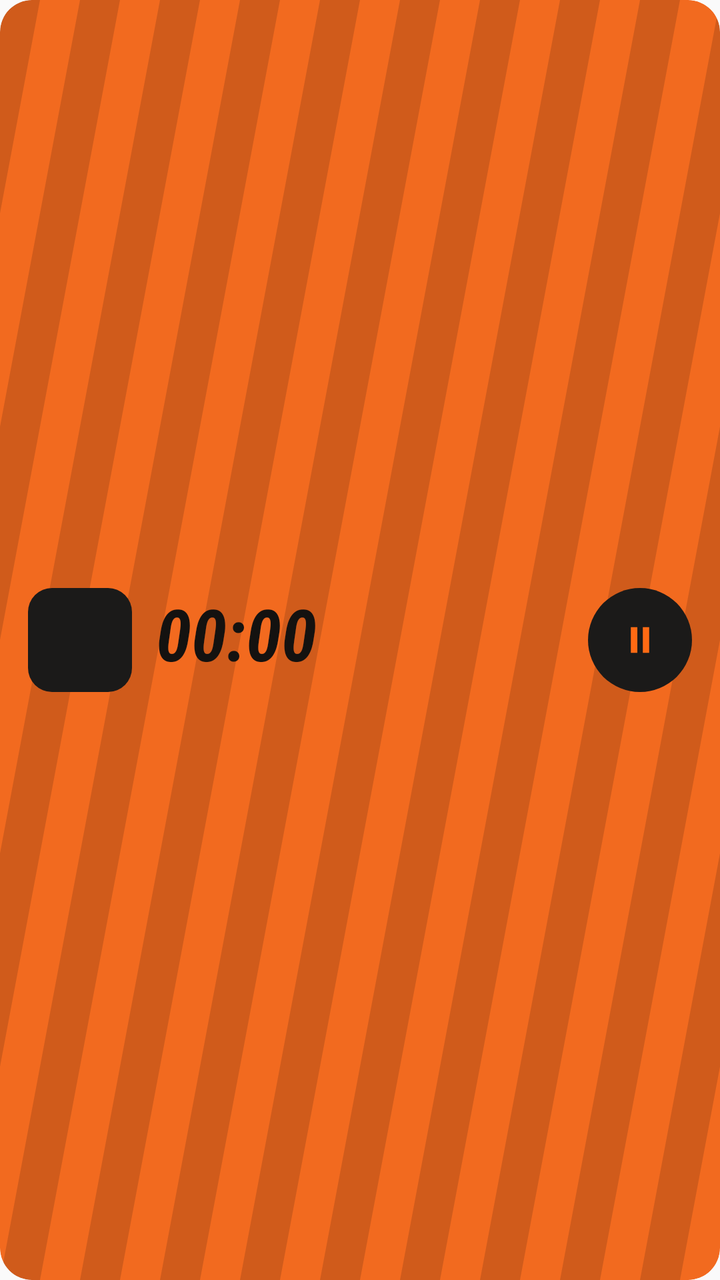
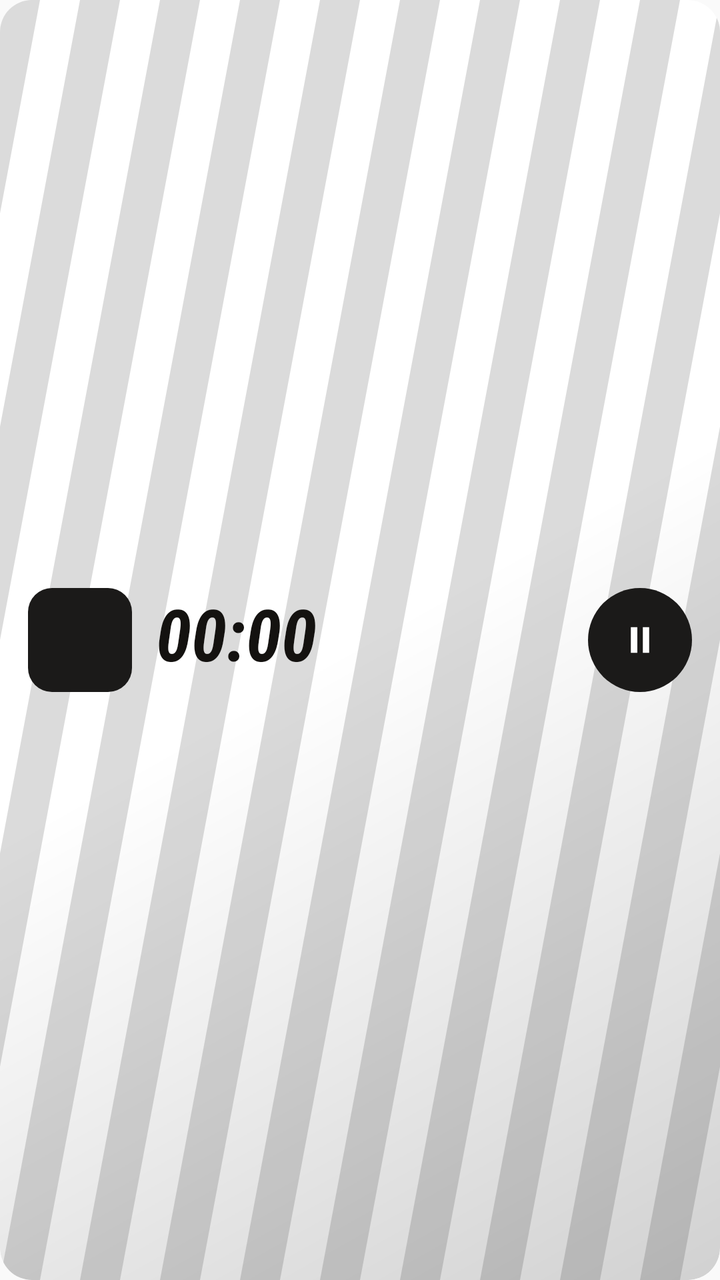

The first picture is an Android layout as it rendered before a commit; the second is the same layout after the commit. The layout source and the unified diff follow.
<!-- AndroidManifest.xml: application theme AppTheme -->
<!-- res/layout/notif_workout.xml -->
<?xml version="1.0" encoding="utf-8"?>
<FrameLayout xmlns:android="http://schemas.android.com/apk/res/android"
    android:id="@+id/nw_card"
    android:layout_width="match_parent"
    android:layout_height="108dp"
    android:background="@drawable/notif_card"
    android:clipToOutline="true">

    
    <ProgressBar
        android:id="@+id/nw_stripes"
        android:layout_width="match_parent"
        android:layout_height="match_parent"
        android:indeterminate="true"
        android:indeterminateOnly="false"
        android:indeterminateDrawable="@drawable/notif_stripes_anim"
        android:indeterminateTint="#FF000000"
        android:maxHeight="1000dp"
        android:maxWidth="2000dp"
        android:minHeight="0dp"
        android:minWidth="0dp" />

    <ImageView
        android:id="@+id/nw_stripes_still"
        android:layout_width="match_parent"
        android:layout_height="match_parent"
        android:scaleType="fitXY"
        android:src="@drawable/notif_stripes"
        android:visibility="gone" />

    <LinearLayout
        android:layout_width="match_parent"
        android:layout_height="match_parent"
        android:gravity="center_vertical"
        android:orientation="horizontal"
        android:paddingStart="14dp"
        android:paddingEnd="14dp">

        <ImageView
            android:id="@+id/nw_icon"
            android:layout_width="52dp"
            android:layout_height="52dp"
            android:background="@drawable/notif_tile"
            android:padding="9dp"
            android:scaleType="fitCenter" />

        <LinearLayout
            android:layout_width="0dp"
            android:layout_height="wrap_content"
            android:layout_marginStart="12dp"
            android:layout_weight="1"
            android:orientation="vertical">

            <TextView
                android:id="@+id/nw_status"
                android:layout_width="wrap_content"
                android:layout_height="wrap_content"
                android:fontFamily="sans-serif-condensed"
                android:letterSpacing="0.12"
                android:maxLines="1"
                android:textColor="#B8141210"
                android:textSize="11sp"
                android:textStyle="bold" />

            <Chronometer
                android:id="@+id/nw_time"
                android:layout_width="wrap_content"
                android:layout_height="wrap_content"
                android:fontFamily="sans-serif-condensed"
                android:includeFontPadding="false"
                android:textColor="#141210"
                android:textSize="36sp"
                android:textStyle="bold|italic" />

            <TextView
                android:id="@+id/nw_line"
                android:layout_width="wrap_content"
                android:layout_height="wrap_content"
                android:ellipsize="end"
                android:maxLines="1"
                android:textColor="#D9141210"
                android:textSize="13sp"
                android:textStyle="bold" />
        </LinearLayout>

        <ImageView
            android:id="@+id/nw_btn"
            android:layout_width="52dp"
            android:layout_height="52dp"
            android:layout_marginStart="8dp"
            android:background="@drawable/notif_btn"
            android:padding="15dp"
            android:scaleType="fitCenter"
            android:src="@drawable/ic_notif_pause"
            android:tint="#FF6A13" />
    </LinearLayout>
</FrameLayout>
<!-- resources referenced by this layout -->
<resources>
  <!-- drawable ic_notif_pause (drawable) -->
  <?xml version="1.0" encoding="utf-8"?>
  <vector xmlns:android="http://schemas.android.com/apk/res/android"
      android:width="24dp" android:height="24dp" android:viewportWidth="24" android:viewportHeight="24">
      <path android:fillColor="#FFFFFFFF" android:pathData="M7,5h3.5v14H7zM13.5,5H17v14h-3.5z" />
  </vector>
  <!-- drawable notif_btn (drawable) -->
  <?xml version="1.0" encoding="utf-8"?>
  <shape xmlns:android="http://schemas.android.com/apk/res/android" android:shape="oval">
      <solid android:color="#1B1A19" />
  </shape>
  <!-- drawable notif_card (drawable) -->
  <?xml version="1.0" encoding="utf-8"?>
  <shape xmlns:android="http://schemas.android.com/apk/res/android" android:shape="rectangle">
      <solid android:color="#F26A1F" />
      <corners android:radius="16dp" />
  </shape>
  <!-- drawable notif_stripes (drawable) -->
  <?xml version="1.0" encoding="utf-8"?>
  <vector xmlns:android="http://schemas.android.com/apk/res/android"
      android:width="360dp" android:height="120dp" android:viewportWidth="360" android:viewportHeight="120">
      <group android:name="s">
          <path android:fillColor="#24000000" android:pathData="M-200,120 L-180,120 L-60,0 L-80,0 Z M-160,120 L-140,120 L-20,0 L-40,0 Z M-120,120 L-100,120 L20,0 L0,0 Z M-80,120 L-60,120 L60,0 L40,0 Z M-40,120 L-20,120 L100,0 L80,0 Z M0,120 L20,120 L140,0 L120,0 Z M40,120 L60,120 L180,0 L160,0 Z M80,120 L100,120 L220,0 L200,0 Z M120,120 L140,120 L260,0 L240,0 Z M160,120 L180,120 L300,0 L280,0 Z M200,120 L220,120 L340,0 L320,0 Z M240,120 L260,120 L380,0 L360,0 Z M280,120 L300,120 L420,0 L400,0 Z M320,120 L340,120 L460,0 L440,0 Z M360,120 L380,120 L500,0 L480,0 Z" />
      </group>
  </vector>
  <!-- drawable notif_stripes_anim (drawable) -->
  <?xml version="1.0" encoding="utf-8"?>
  <animated-vector xmlns:android="http://schemas.android.com/apk/res/android"
      xmlns:aapt="http://schemas.android.com/aapt"
      android:drawable="@drawable/notif_stripes">
      <target android:name="s">
          <aapt:attr name="android:animation">
              <objectAnimator
                  android:duration="3500"
                  android:interpolator="@android:anim/linear_interpolator"
                  android:propertyName="translateX"
                  android:repeatCount="infinite"
                  android:valueFrom="0"
                  android:valueTo="40"
                  android:valueType="floatType" />
          </aapt:attr>
      </target>
  </animated-vector>
  <!-- drawable notif_tile (drawable) -->
  <?xml version="1.0" encoding="utf-8"?>
  <shape xmlns:android="http://schemas.android.com/apk/res/android" android:shape="rectangle">
      <solid android:color="#1B1A19" />
      <corners android:radius="12dp" />
  </shape>
  <style name="AppTheme" parent="Theme.AppCompat.Light.DarkActionBar">
          
          <item name="colorPrimary">@color/colorPrimary</item>
          <item name="colorPrimaryDark">@color/colorPrimaryDark</item>
          <item name="colorAccent">@color/colorAccent</item>
      </style>
</resources>

<!-- the commit's change to res/layout/notif_workout.xml (unified diff, before → after) -->
@@ -3,8 +3,22 @@
     android:id="@+id/nw_card"
     android:layout_width="match_parent"
     android:layout_height="108dp"
-    android:background="@drawable/notif_card"
+    android:background="@drawable/notif_card_clip"
     android:clipToOutline="true">
+
+    
+    <ImageView
+        android:id="@+id/nw_fill"
+        android:layout_width="match_parent"
+        android:layout_height="match_parent"
+        android:scaleType="fitXY"
+        android:src="@drawable/notif_card" />
+
+    <ImageView
+        android:layout_width="match_parent"
+        android:layout_height="match_parent"
+        android:scaleType="fitXY"
+        android:src="@drawable/notif_card_shade" />
 
     
     <ProgressBar
@@ -91,7 +105,6 @@
             android:background="@drawable/notif_btn"
             android:padding="15dp"
             android:scaleType="fitCenter"
-            android:src="@drawable/ic_notif_pause"
-            android:tint="#FF6A13" />
+            android:src="@drawable/ic_notif_pause" />
     </LinearLayout>
 </FrameLayout>
<!-- resource entries referenced after the edit -->
@@ -14,7 +14,19 @@
   <!-- drawable notif_card (drawable) -->
   <?xml version="1.0" encoding="utf-8"?>
   <shape xmlns:android="http://schemas.android.com/apk/res/android" android:shape="rectangle">
-      <solid android:color="#F26A1F" />
+      <solid android:color="#FFFFFF" />
+      <corners android:radius="16dp" />
+  </shape>
+  <!-- drawable notif_card_clip (drawable) -->
+  <?xml version="1.0" encoding="utf-8"?>
+  <shape xmlns:android="http://schemas.android.com/apk/res/android" android:shape="rectangle">
+      <solid android:color="#00000000" />
+      <corners android:radius="16dp" />
+  </shape>
+  <!-- drawable notif_card_shade (drawable) -->
+  <?xml version="1.0" encoding="utf-8"?>
+  <shape xmlns:android="http://schemas.android.com/apk/res/android" android:shape="rectangle">
+      <gradient android:angle="315" android:startColor="#2EFFFFFF" android:centerColor="#00000000" android:endColor="#2E000000" />
       <corners android:radius="16dp" />
   </shape>
   <!-- drawable notif_stripes (drawable) -->
